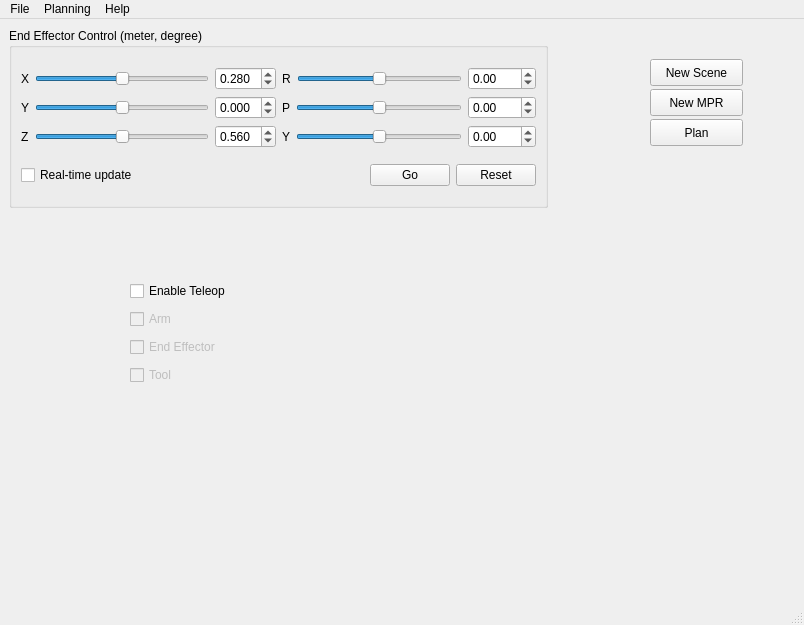
cuixiongyi/hiveground-ros-pkg, file prw/src/prw.ui: the form before one commit.
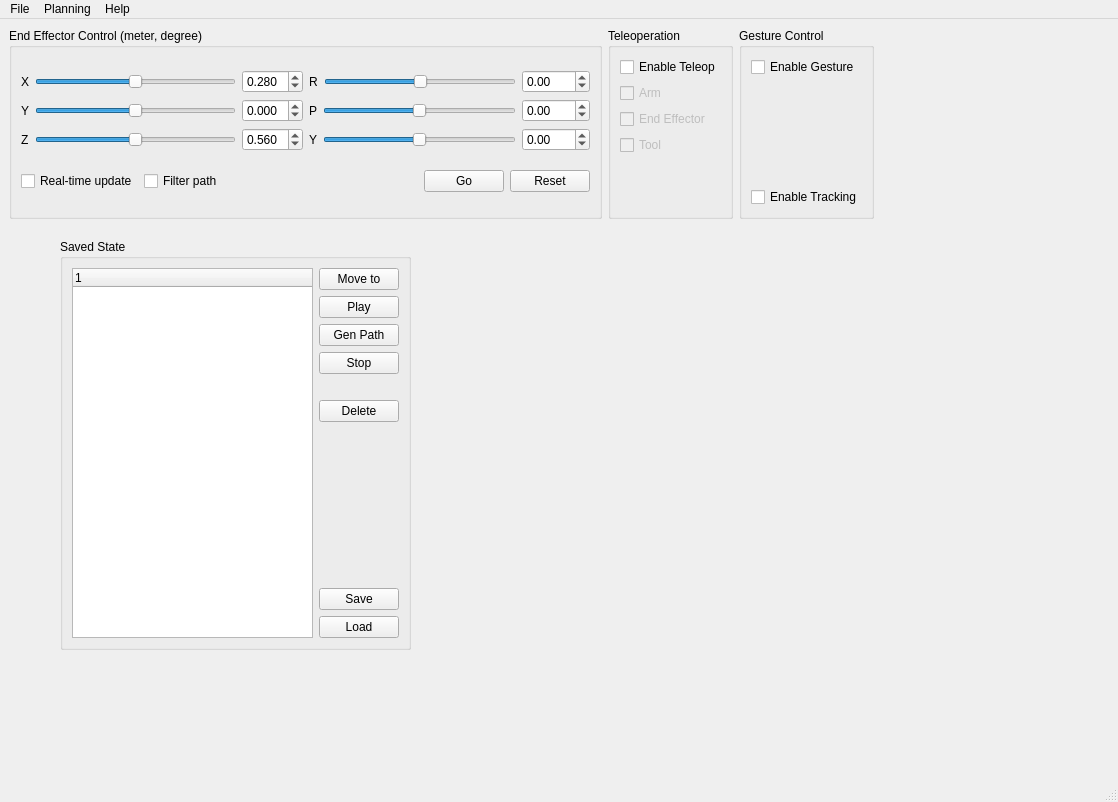
The form after the commit.

Diff of the .ui file:
```diff
--- a/prw/src/prw.ui
+++ b/prw/src/prw.ui
@@ -6,23 +6,136 @@
    <rect>
     <x>0</x>
     <y>0</y>
-    <width>804</width>
-    <height>625</height>
+    <width>1118</width>
+    <height>802</height>
    </rect>
   </property>
   <property name="windowTitle">
    <string>Personal Robotic Workspace</string>
   </property>
   <widget class="QWidget" name="centralwidget">
-   <widget class="QGroupBox" name="groupBox">
+   <widget class="QGroupBox" name="groupBox_4">
+    <property name="geometry">
+     <rect>
+      <x>60</x>
+      <y>220</y>
+      <width>351</width>
+      <height>411</height>
+     </rect>
+    </property>
+    <property name="title">
+     <string>Saved State</string>
+    </property>
+    <layout class="QGridLayout" name="gridLayout">
+     <item row="0" column="0">
+      <layout class="QHBoxLayout" name="horizontalLayout_10">
+       <item>
+        <widget class="QTreeWidget" name="tree_saved_state">
+         <column>
+          <property name="text">
+           <string notr="true">1</string>
+          </property>
+         </column>
+        </widget>
+       </item>
+       <item>
+        <layout class="QVBoxLayout" name="verticalLayout_6">
+         <item>
+          <widget class="QPushButton" name="bt_move_to_saved_state">
+           <property name="text">
+            <string>Move to</string>
+           </property>
+          </widget>
+         </item>
+         <item>
+          <widget class="QPushButton" name="bt_play_saved_state">
+           <property name="text">
+            <string>Play</string>
+           </property>
+          </widget>
+         </item>
+         <item>
+          <widget class="QPushButton" name="bt_gen_path">
+           <property name="text">
+            <string>Gen Path</string>
+           </property>
+          </widget>
+         </item>
+         <item>
+          <widget class="QPushButton" name="bt_stop_play_saved_stated">
+           <property name="text">
+            <string>Stop</string>
+           </property>
+          </widget>
+         </item>
+         <item>
+          <spacer name="verticalSpacer_4">
+           <property name="orientation">
+            <enum>Qt::Vertical</enum>
+           </property>
+           <property name="sizeType">
+            <enum>QSizePolicy::Minimum</enum>
+           </property>
+           <property name="sizeHint" stdset="0">
+            <size>
+             <width>20</width>
+             <height>20</height>
+            </size>
+           </property>
+          </spacer>
+         </item>
+         <item>
+          <widget class="QPushButton" name="bt_delete_saved_state">
+           <property name="text">
+            <string>Delete</string>
+           </property>
+          </widget>
+         </item>
+         <item>
+          <spacer name="verticalSpacer_3">
+           <property name="orientation">
+            <enum>Qt::Vertical</enum>
+           </property>
+           <property name="sizeHint" stdset="0">
+            <size>
+             <width>20</width>
+             <height>40</height>
+            </size>
+           </property>
+          </spacer>
+         </item>
+         <item>
+          <widget class="QPushButton" name="bt_save_saved_state">
+           <property name="text">
+            <string>Save</string>
+           </property>
+          </widget>
+         </item>
+         <item>
+          <widget class="QPushButton" name="bt_load_saved_state">
+           <property name="text">
+            <string>Load</string>
+           </property>
+          </widget>
+         </item>
+        </layout>
+       </item>
+      </layout>
+     </item>
+    </layout>
+   </widget>
+   <widget class="QWidget" name="layoutWidget">
     <property name="geometry">
      <rect>
       <x>9</x>
       <y>9</y>
-      <width>539</width>
-      <height>180</height>
+      <width>865</width>
+      <height>191</height>
      </rect>
     </property>
+    <layout class="QHBoxLayout" name="horizontalLayout_9">
+     <item>
+      <widget class="QGroupBox" name="groupBox">
     <property name="title">
      <string>End Effector Control (meter, degree)</string>
     </property>
@@ -327,6 +440,13 @@
          </property>
         </widget>
        </item>
+          <item>
+           <widget class="QCheckBox" name="cb_filter_path">
+            <property name="text">
+             <string>Filter path</string>
+            </property>
+           </widget>
+          </item>
        <item>
         <spacer name="horizontalSpacer">
          <property name="orientation">
@@ -358,53 +478,11 @@
      </item>
     </layout>
    </widget>
-   <widget class="QPushButton" name="plan">
-    <property name="geometry">
-     <rect>
-      <x>650</x>
-      <y>100</y>
-      <width>93</width>
-      <height>27</height>
-     </rect>
-    </property>
-    <property name="text">
-     <string>Plan</string>
-    </property>
-   </widget>
-   <widget class="QPushButton" name="new_mpr">
-    <property name="geometry">
-     <rect>
-      <x>650</x>
-      <y>70</y>
-      <width>93</width>
-      <height>27</height>
-     </rect>
-    </property>
-    <property name="text">
-     <string>New MPR</string>
-    </property>
-   </widget>
-   <widget class="QPushButton" name="new_scene">
-    <property name="geometry">
-     <rect>
-      <x>650</x>
-      <y>40</y>
-      <width>93</width>
-      <height>27</height>
-     </rect>
-    </property>
-    <property name="text">
-     <string>New Scene</string>
-    </property>
-   </widget>
-   <widget class="QWidget" name="layoutWidget">
-    <property name="geometry">
-     <rect>
-      <x>130</x>
-      <y>260</y>
-      <width>126</width>
-      <height>108</height>
-     </rect>
+     </item>
+     <item>
+      <widget class="QGroupBox" name="groupBox_3">
+       <property name="title">
+        <string>Teleoperation</string>
     </property>
     <layout class="QVBoxLayout" name="verticalLayout_4">
      <item>
@@ -444,6 +522,58 @@
        </property>
       </widget>
      </item>
+        <item>
+         <spacer name="verticalSpacer_2">
+          <property name="orientation">
+           <enum>Qt::Vertical</enum>
+          </property>
+          <property name="sizeHint" stdset="0">
+           <size>
+            <width>20</width>
+            <height>40</height>
+           </size>
+          </property>
+         </spacer>
+        </item>
+       </layout>
+      </widget>
+     </item>
+     <item>
+      <widget class="QGroupBox" name="groupBox_2">
+       <property name="title">
+        <string>Gesture Control</string>
+       </property>
+       <layout class="QVBoxLayout" name="verticalLayout_5">
+        <item>
+         <widget class="QCheckBox" name="cb_enable_gesture">
+          <property name="text">
+           <string>Enable Gesture</string>
+          </property>
+         </widget>
+        </item>
+        <item>
+         <spacer name="verticalSpacer">
+          <property name="orientation">
+           <enum>Qt::Vertical</enum>
+          </property>
+          <property name="sizeHint" stdset="0">
+           <size>
+            <width>20</width>
+            <height>40</height>
+           </size>
+          </property>
+         </spacer>
+        </item>
+        <item>
+         <widget class="QCheckBox" name="cb_enable_tracking">
+          <property name="text">
+           <string>Enable Tracking</string>
+          </property>
+         </widget>
+        </item>
+       </layout>
+      </widget>
+     </item>
     </layout>
    </widget>
   </widget>
@@ -452,7 +582,7 @@
     <rect>
      <x>0</x>
      <y>0</y>
-     <width>804</width>
+     <width>1118</width>
      <height>25</height>
     </rect>
    </property>
```
Lines whose indentation alone changed are shown as unchanged.
